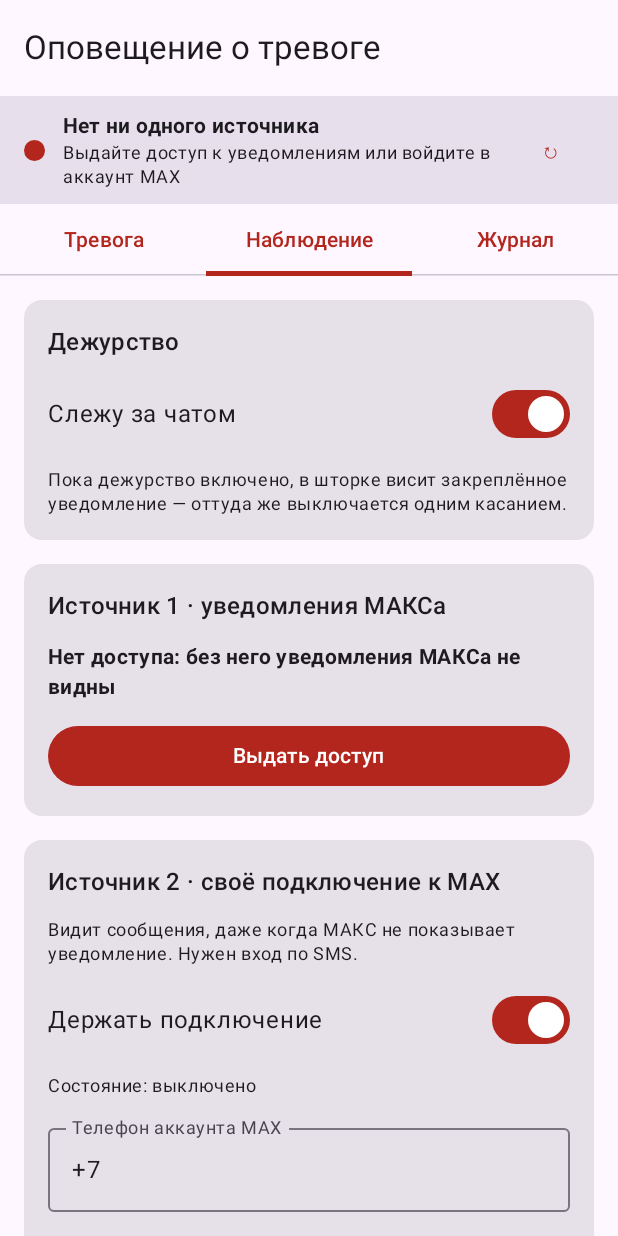
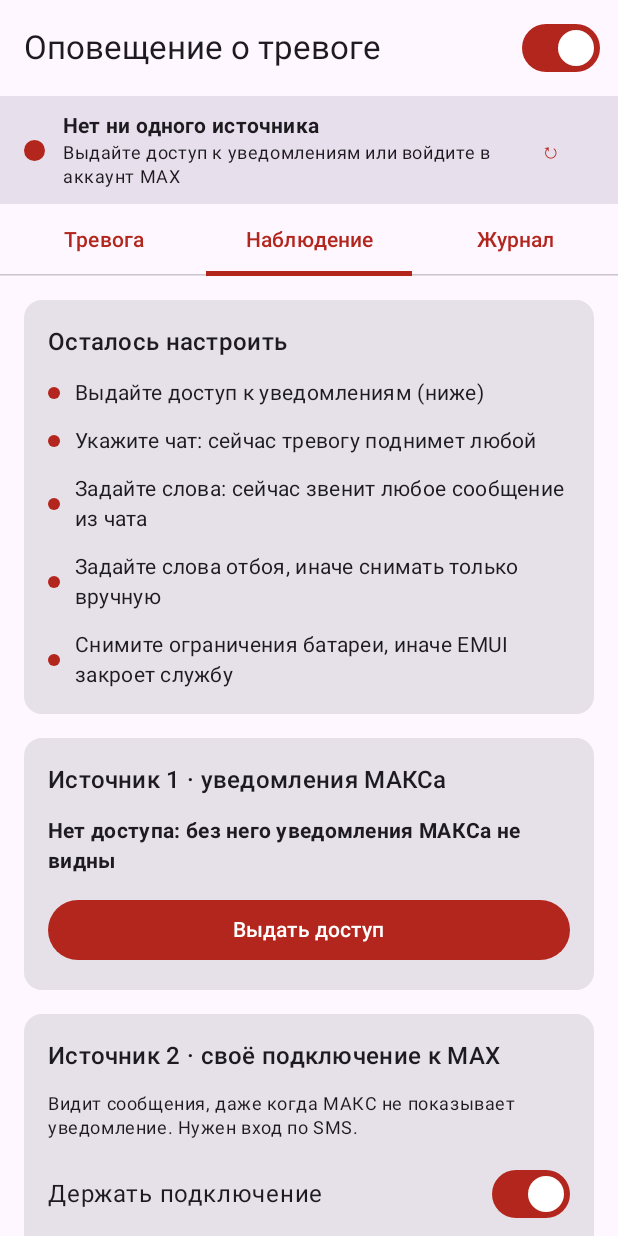
Before and after one commit to sexorcist00/max-alert-notifier, an Android app built with Jetpack Compose: the composable HomeScreen shown on its own in the app's theme, tab 2 chosen, on a phone screen of 412 x 824 dp. Run offline under Robolectric (Android 15) with nearby library versions, the phone set to English and light mode, and no system bars; pictures from the network do not load.

```diff
--- a/android/app/src/main/java/ru/maxalert/notifier/AlarmActivity.kt
+++ b/android/app/src/main/java/ru/maxalert/notifier/AlarmActivity.kt
@@ -83,7 +83,9 @@ private fun AlarmScreen(chat: String, message: String, ringing: Boolean, onStop:
     Column(
         modifier = Modifier
             .fillMaxSize()
-            .background(MaterialTheme.colorScheme.error)
+            // The screen carries the level's own colour, so the answer is readable across a
+            // dark room before a single word is.
+            .background(Color(AlertState.state.level.colorArgb))
             .padding(24.dp),
         verticalArrangement = Arrangement.Center,
         horizontalAlignment = Alignment.CenterHorizontally,
@@ -116,7 +118,7 @@ private fun AlarmScreen(chat: String, message: String, ringing: Boolean, onStop:
                 .height(96.dp),
             colors = ButtonDefaults.buttonColors(
                 containerColor = Color.White,
-                contentColor = MaterialTheme.colorScheme.error,
+                contentColor = Color(AlertState.state.level.colorArgb),
             ),
         ) {
             Text(text = "СТОП", fontSize = 32.sp)
--- a/android/app/src/main/java/ru/maxalert/notifier/AlertLevel.kt
+++ b/android/app/src/main/java/ru/maxalert/notifier/AlertLevel.kt
@@ -17,6 +17,15 @@ enum class AlertLevel(
     YELLOW_HIGH("yellow_high", "Код жёлтый повышенный", false),
     RED("red", "КОД КРАСНЫЙ", true);
 
+    /** Red for red, amber for both yellows -- the colour has to match the word. */
+    val colorArgb: Long
+        get() = when (this) {
+            RED -> 0xFFB3261E
+            YELLOW_HIGH -> 0xFFE65100
+            YELLOW -> 0xFFF9A825
+            NONE -> 0xFF2E7D32
+        }
+
     companion object {
         fun fromId(id: String?): AlertLevel =
             entries.firstOrNull { level -> level.id == id } ?: NONE
--- a/android/app/src/main/java/ru/maxalert/notifier/MainActivity.kt
+++ b/android/app/src/main/java/ru/maxalert/notifier/MainActivity.kt
@@ -140,7 +140,21 @@ private fun HomeScreen() {
     Scaffold(
         topBar = {
             Column {
-                TopAppBar(title = { Text("Оповещение о тревоге") })
+                TopAppBar(
+                    title = { Text("Оповещение о тревоге") },
+                    actions = {
+                        // The master switch belongs where it is always reachable: whether the
+                        // phone is on watch is the one thing worth knowing from any tab.
+                        Switch(
+                            checked = settings.enabled,
+                            onCheckedChange = { value ->
+                                update { it.copy(enabled = value) }
+                                if (value) MaxWatchService.start(context) else MaxWatchService.stop(context)
+                            },
+                        )
+                        Spacer(Modifier.width(8.dp))
+                    },
+                )
                 StatusStrip(settings) { tab = 1 }
                 TabRow(selectedTabIndex = tab) {
                     TABS.forEachIndexed { index, title ->
@@ -246,12 +260,12 @@ private fun AlertStateCard() {
     val format = remember { SimpleDateFormat("d MMMM, HH:mm", Locale.getDefault()) }
 
     Card(
-        colors = CardDefaults.cardColors(containerColor = MaterialTheme.colorScheme.error),
+        colors = CardDefaults.cardColors(containerColor = Color(state.level.colorArgb)),
         modifier = Modifier.fillMaxWidth(),
     ) {
         Column(Modifier.padding(16.dp), verticalArrangement = Arrangement.spacedBy(8.dp)) {
             Text(
-                "КОД КРАСНЫЙ",
+                state.level.title,
                 color = Color.White,
                 style = MaterialTheme.typography.headlineSmall,
                 fontWeight = FontWeight.Bold,
@@ -270,7 +284,7 @@ private fun AlertStateCard() {
                 },
                 colors = ButtonDefaults.buttonColors(
                     containerColor = Color.White,
-                    contentColor = MaterialTheme.colorScheme.error,
+                    contentColor = Color(state.level.colorArgb),
                 ),
                 modifier = Modifier.fillMaxWidth(),
             ) { Text("Снять вручную") }
@@ -332,19 +346,35 @@ private fun AlarmTab(settings: AlertSettings, update: ((AlertSettings) -> AlertS
         }
     }
 
+    var patternsOpen by remember { mutableStateOf(false) }
+    var soundsOpen by remember { mutableStateOf(false) }
+
+    // Long radio lists pushed everything else off the screen; the choice already made is
+    // shown as one line, and the list opens only when there is a choice to change.
     SectionCard("Ритм") {
+        CurrentChoiceRow(
+            value = settings.pattern.label,
+            note = settings.pattern.standard,
+            open = patternsOpen,
+            onToggle = { patternsOpen = !patternsOpen },
+        )
+        if (patternsOpen) {
             Text(
-            "Один ритм задаёт звук, вибрацию и фонарик. Шаблоны взяты из стандартов: кто слышал " +
-                "пожарный извещатель, узнаёт сигнал без объяснений.",
+                "Один ритм задаёт звук, вибрацию и фонарик. Шаблоны взяты из стандартов: кто " +
+                    "слышал пожарный извещатель, узнаёт сигнал без объяснений.",
                 style = MaterialTheme.typography.bodySmall,
             )
             AlarmPattern.entries.forEach { pattern ->
                 ChoiceRow(
                     selected = settings.pattern == pattern,
-                onSelect = { update { it.copy(patternId = pattern.id) } },
+                    onSelect = {
+                        update { it.copy(patternId = pattern.id) }
+                        AlarmPreview.vibrate(context, settings.copy(patternId = pattern.id))
+                    },
                     title = pattern.label,
                     subtitle = pattern.standard,
                 )
+            }
         }
         OutlinedButton(
             onClick = { AlarmPreview.vibrate(context, settings) },
@@ -353,7 +383,19 @@ private fun AlarmTab(settings: AlertSettings, update: ((AlertSettings) -> AlertS
     }
 
     SectionCard("Звук") {
-        AlarmSounds.CATALOGUE.forEach { choice ->
+        CurrentChoiceRow(
+            value = AlarmSounds.CATALOGUE.firstOrNull { it.uri == settings.soundUri }?.label
+                ?: "Свой файл",
+            note = AlarmSounds.CATALOGUE.firstOrNull { it.uri == settings.soundUri }?.note,
+            open = soundsOpen,
+            onToggle = { soundsOpen = !soundsOpen },
+            trailing = {
+                TextButton(onClick = { AlarmPreview.toggleSound(context, settings.soundUri) }) {
+                    Text(if (AlarmPreview.playing == settings.soundUri) "стоп" else "▶")
+                }
+            },
+        )
+        if (soundsOpen) AlarmSounds.CATALOGUE.forEach { choice ->
             ChoiceRow(
                 selected = settings.soundUri == choice.uri,
                 onSelect = { update { it.copy(soundUri = choice.uri) } },
@@ -366,18 +408,7 @@ private fun AlarmTab(settings: AlertSettings, update: ((AlertSettings) -> AlertS
                 },
             )
         }
-        val custom = settings.soundUri != null && !AlarmSounds.contains(settings.soundUri)
-        ChoiceRow(
-            selected = custom,
-            onSelect = {},
-            title = if (custom) "Свой файл (выбран)" else "Свой файл",
-            trailing = {
-                TextButton(onClick = { AlarmPreview.toggleSound(context, settings.soundUri) }) {
-                    Text(if (AlarmPreview.playing == settings.soundUri && custom) "стоп" else "▶")
-                }
-            },
-        )
-        OutlinedButton(
+        if (soundsOpen) OutlinedButton(
             onClick = {
                 soundPicker.launch(
                     Intent(RingtoneManager.ACTION_RINGTONE_PICKER).apply {
@@ -468,17 +499,7 @@ private fun WatchTab(settings: AlertSettings, update: ((AlertSettings) -> AlertS
     var yellowText by remember { mutableStateOf(settings.yellowKeywords.joinToString(", ")) }
     var deactivationText by remember { mutableStateOf(settings.deactivationKeywords.joinToString(", ")) }
 
-    SectionCard("Дежурство") {
-        SwitchRow("Слежу за чатом", settings.enabled) { value ->
-            update { it.copy(enabled = value) }
-            if (value) MaxWatchService.start(context) else MaxWatchService.stop(context)
-        }
-        Text(
-            "Пока дежурство включено, в шторке висит закреплённое уведомление — оттуда же " +
-                "выключается одним касанием.",
-            style = MaterialTheme.typography.bodySmall,
-        )
-    }
+    SetupCard(settings)
 
     AccessCard(context)
     DirectConnectionCard(settings, update)
@@ -567,6 +588,61 @@ private fun WatchTab(settings: AlertSettings, update: ((AlertSettings) -> AlertS
             onClick = { context.openDndAccess() },
             modifier = Modifier.fillMaxWidth(),
         ) { Text("Доступ к «Не беспокоить»") }
+    }
+}
+
+/**
+ * What is still missing before this phone can be trusted to wake someone.
+ *
+ * Written as things left to do rather than a wall of settings: the point of opening this
+ * screen the first time is to find out what is not done yet.
+ */
+@Composable
+private fun SetupCard(settings: AlertSettings) {
+    val context = LocalContext.current
+    val tick = AppRefresh.tick
+
+    val notificationAccess = remember(tick) {
+        NotificationManagerCompat.getEnabledListenerPackages(context).contains(context.packageName)
+    }
+    val batteryFree = remember(tick) {
+        val power = context.getSystemService(Context.POWER_SERVICE) as? android.os.PowerManager
+        power?.isIgnoringBatteryOptimizations(context.packageName) == true
+    }
+    val noWords = settings.keywords.isEmpty() &&
+        settings.yellowHighKeywords.isEmpty() &&
+        settings.yellowKeywords.isEmpty()
+
+    val todo = buildList {
+        if (!settings.enabled) add("Включите дежурство — переключатель в шапке")
+        if (!notificationAccess) add("Выдайте доступ к уведомлениям (ниже)")
+        if (settings.chatFilter.isBlank()) add("Укажите чат: сейчас тревогу поднимет любой")
+        if (noWords) add("Задайте слова: сейчас звенит любое сообщение из чата")
+        if (settings.deactivationKeywords.isEmpty()) add("Задайте слова отбоя, иначе снимать только вручную")
+        if (!batteryFree) add("Снимите ограничения батареи, иначе EMUI закроет службу")
+    }
+
+    SectionCard(if (todo.isEmpty()) "Настроено" else "Осталось настроить") {
+        if (todo.isEmpty()) {
+            Text(
+                "Всё на месте: чат выбран, слова заданы, доступы выданы. Проверьте тревогу на " +
+                    "вкладке «Тревога» и можно дежурить.",
+                style = MaterialTheme.typography.bodySmall,
+            )
+        } else {
+            todo.forEach { item ->
+                Row(verticalAlignment = Alignment.CenterVertically) {
+                    Box(
+                        Modifier
+                            .size(8.dp)
+                            .clip(CircleShape)
+                            .background(MaterialTheme.colorScheme.error)
+                    )
+                    Spacer(Modifier.width(10.dp))
+                    Text(item, style = MaterialTheme.typography.bodyMedium)
+                }
+            }
+        }
     }
 }
 
@@ -764,6 +840,28 @@ private fun SectionCard(title: String, content: @Composable () -> Unit) {
     }
 }
 
+/** The setting as it stands now, with one tap to open the list of alternatives. */
+@Composable
+private fun CurrentChoiceRow(
+    value: String,
+    note: String?,
+    open: Boolean,
+    onToggle: () -> Unit,
+    trailing: (@Composable () -> Unit)? = null,
+) {
+    Row(
+        modifier = Modifier.fillMaxWidth(),
+        verticalAlignment = Alignment.CenterVertically,
+    ) {
+        Column(Modifier.weight(1f)) {
+            Text(value, fontWeight = FontWeight.Bold)
+            note?.let { Text(it, style = MaterialTheme.typography.labelSmall) }
+        }
+        trailing?.invoke()
+        TextButton(onClick = onToggle) { Text(if (open) "Свернуть" else "Изменить") }
+    }
+}
+
 @Composable
 private fun ChoiceRow(
     selected: Boolean,
```
Lines whose indentation alone changed are shown as unchanged.
